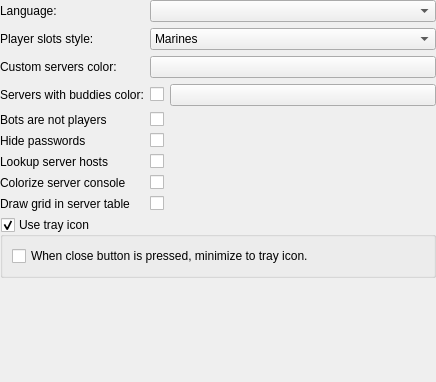
Above: src/core/gui/configuration/cfgappearance.ui from Destroyerrrocket/doomseeker-unofficial before the change. Below: the same form after it.
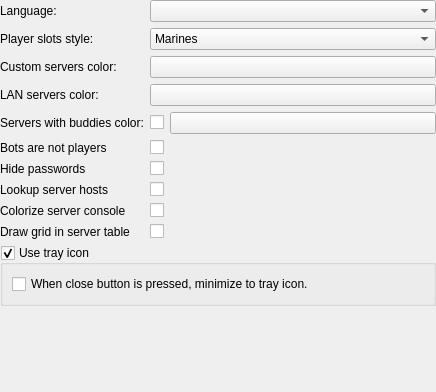
That is the form after the change. Custom widgets are drawn as their Qt base class.

Commit message: - Zandronum's LAN broadcast servers will now appear on server list. - Plugins will no longer return new MasterClient instances through virtual methods each time these methods are called as this was a trap and I fell into it. -- Instead, plugins will now register their single and only MasterClient instances in plugin init() through EP_MasterClient.

```diff
--- a/src/core/gui/configuration/cfgappearance.ui
+++ b/src/core/gui/configuration/cfgappearance.ui
@@ -7,7 +7,7 @@
     <x>0</x>
     <y>0</y>
     <width>436</width>
-    <height>382</height>
+    <height>392</height>
    </rect>
   </property>
   <layout class="QVBoxLayout" name="verticalLayout">
@@ -68,42 +68,42 @@
        </property>
       </widget>
      </item>
-     <item row="4" column="0">
+     <item row="5" column="0">
       <widget class="QLabel" name="label_2">
        <property name="text">
         <string>Bots are not players</string>
        </property>
       </widget>
      </item>
-     <item row="4" column="1">
+     <item row="5" column="1">
       <widget class="QCheckBox" name="cbBotsNotPlayers">
        <property name="text">
         <string/>
        </property>
       </widget>
      </item>
-     <item row="5" column="0">
+     <item row="6" column="0">
       <widget class="QLabel" name="label">
        <property name="text">
         <string>Hide passwords</string>
        </property>
       </widget>
      </item>
-     <item row="5" column="1">
+     <item row="6" column="1">
       <widget class="QCheckBox" name="cbHidePasswords">
        <property name="text">
         <string/>
        </property>
       </widget>
      </item>
-     <item row="6" column="0">
+     <item row="7" column="0">
       <widget class="QLabel" name="label_3">
        <property name="text">
         <string>Lookup server hosts</string>
        </property>
       </widget>
      </item>
-     <item row="6" column="1">
+     <item row="7" column="1">
       <widget class="QCheckBox" name="cbLookupHosts">
        <property name="text">
         <string/>
@@ -133,42 +133,42 @@
        </property>
       </widget>
      </item>
-     <item row="7" column="0">
+     <item row="8" column="0">
       <widget class="QLabel" name="label_7">
        <property name="text">
         <string>Colorize server console</string>
        </property>
       </widget>
      </item>
-     <item row="7" column="1">
+     <item row="8" column="1">
       <widget class="QCheckBox" name="cbColorizeConsole">
        <property name="text">
         <string/>
        </property>
       </widget>
      </item>
-     <item row="8" column="0">
+     <item row="9" column="0">
       <widget class="QLabel" name="label_8">
        <property name="text">
         <string>Draw grid in server table</string>
        </property>
       </widget>
      </item>
-     <item row="8" column="1">
+     <item row="9" column="1">
       <widget class="QCheckBox" name="cbDrawGridInServerTable">
        <property name="text">
         <string/>
        </property>
       </widget>
      </item>
-     <item row="3" column="0">
+     <item row="4" column="0">
       <widget class="QLabel" name="label_9">
        <property name="text">
         <string>Servers with buddies color:</string>
        </property>
       </widget>
      </item>
-     <item row="3" column="1">
+     <item row="4" column="1">
       <layout class="QHBoxLayout" name="horizontalLayout">
        <item>
         <widget class="QCheckBox" name="cbMarkServersWithBuddies">
@@ -192,6 +192,26 @@
        </item>
       </layout>
      </item>
+     <item row="3" column="0">
+      <widget class="QLabel" name="label_10">
+       <property name="text">
+        <string>LAN servers color:</string>
+       </property>
+      </widget>
+     </item>
+     <item row="3" column="1">
+      <widget class="ColorButton" name="btnLanServersColor">
+       <property name="sizePolicy">
+        <sizepolicy hsizetype="Expanding" vsizetype="Fixed">
+         <horstretch>0</horstretch>
+         <verstretch>0</verstretch>
+        </sizepolicy>
+       </property>
+       <property name="text">
+        <string/>
+       </property>
+      </widget>
+     </item>
     </layout>
    </item>
    <item>
```
The commit also changes 36 other files.
